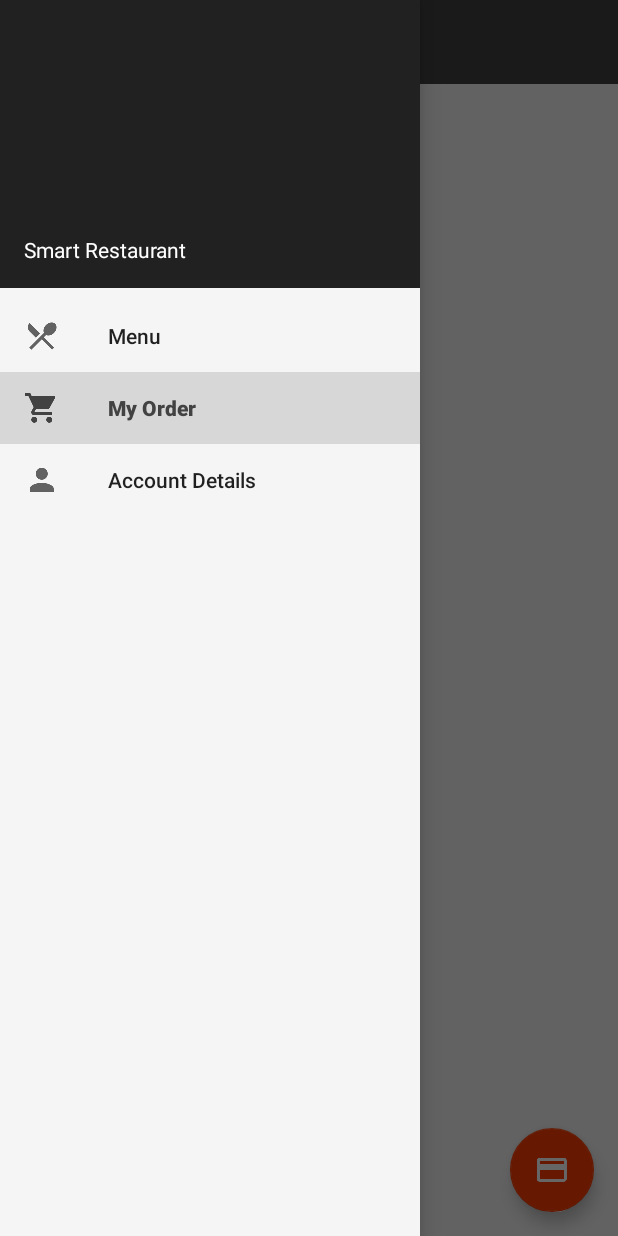
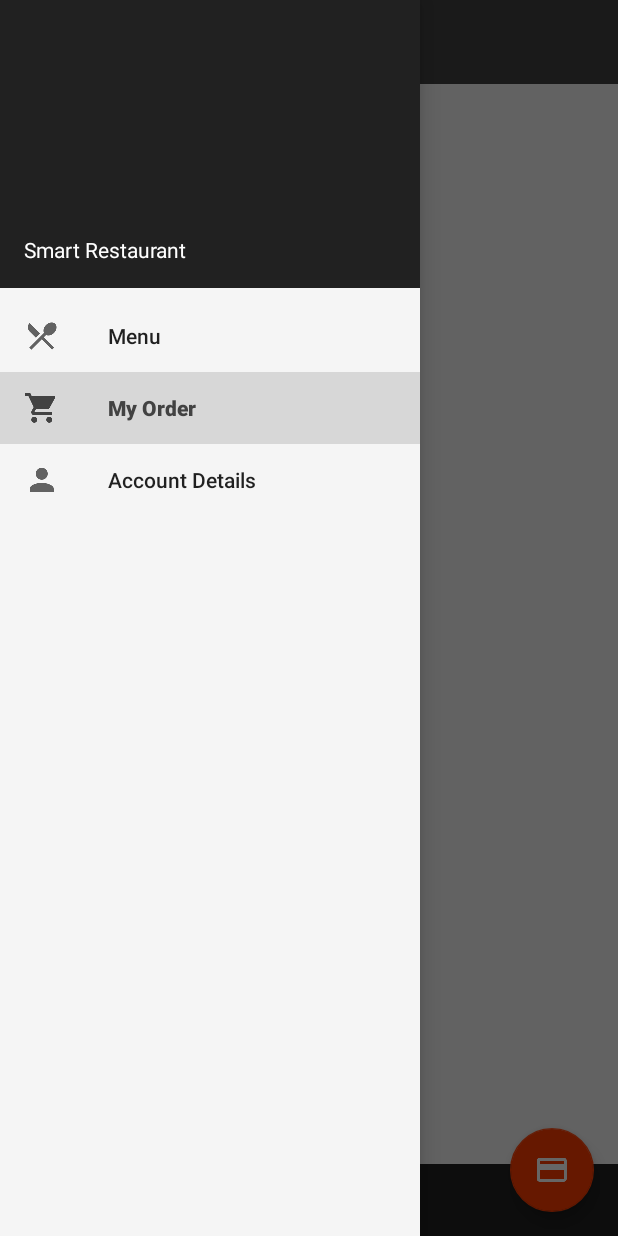
Before and after one commit to luisfsantos/SIRS2016, an Android app: the OrderListActivity screen opened directly, with no data from a screen before it, with the side drawer open, on a phone screen of 412 x 824 dp. Run offline under Robolectric (Android 15) with nearby library versions, the phone set to English and light mode, and no system bars; our stand-ins replace ButterKnife; pictures from the network do not load.

Commit message:
:iphone: Order list updates total price when clicking list item buttons
Increasing/decreasing quantity and deleting items updates total price in
footer.

```diff
--- a/SmartRestaurantApp/app/src/main/java/pt/ulisboa/tecnico/meic/sirs/smartrestaurant/data/Order.java
+++ b/SmartRestaurantApp/app/src/main/java/pt/ulisboa/tecnico/meic/sirs/smartrestaurant/data/Order.java
@@ -21,11 +21,13 @@ public class Order {
      */
     private static Map<String, Integer> QUANTITY = new HashMap<>();
 
-    public static void addItem(RestaurantMenu.MenuItem item) {
+    public static boolean addItem(RestaurantMenu.MenuItem item) {
         if (!ITEMS.contains(item.id)) {
             ITEMS.add(item.id);
             QUANTITY.put(item.id, 1);
+            return true;
         }
+        return false;
     }
 
     public static void increaseItemQuantity(int position) {
@@ -47,4 +49,12 @@ public class Order {
         QUANTITY.remove(ITEMS.get(position));
         ITEMS.remove(position);
     }
+
+    public static int getTotalPrice() {
+        int total = 0;
+        for (String id : ITEMS) {
+            total += QUANTITY.get(id) * Integer.parseInt(RestaurantMenu.ITEM_MAP.get(id).year);
+        }
+        return total;
+    }
 }
--- a/SmartRestaurantApp/app/src/main/java/pt/ulisboa/tecnico/meic/sirs/smartrestaurant/ui/menu/OrderListActivity.java
+++ b/SmartRestaurantApp/app/src/main/java/pt/ulisboa/tecnico/meic/sirs/smartrestaurant/ui/menu/OrderListActivity.java
@@ -3,21 +3,24 @@ package pt.ulisboa.tecnico.meic.sirs.smartrestaurant.ui.menu;
 import android.os.Bundle;
 import android.support.design.widget.Snackbar;
 import android.support.v7.app.ActionBar;
+import android.util.Log;
 import android.view.Menu;
 import android.view.MenuItem;
 import android.view.View;
+import android.widget.TextView;
 import android.widget.Toast;
 
 import butterknife.ButterKnife;
 import butterknife.OnClick;
 import pt.ulisboa.tecnico.meic.sirs.smartrestaurant.R;
+import pt.ulisboa.tecnico.meic.sirs.smartrestaurant.data.Order;
 import pt.ulisboa.tecnico.meic.sirs.smartrestaurant.ui.base.BaseActivity;
 
 /**
  * Created by Catarina on 09/11/2016.
  */
 
-public class OrderListActivity extends BaseActivity {
+public class OrderListActivity extends BaseActivity implements UpdateTotalPriceInterface{
 
 
     @Override
@@ -28,12 +31,19 @@ public class OrderListActivity extends BaseActivity {
         setupToolbar();
     }
 
+    @Override
+    public void onPostCreate(Bundle savedInstanceState) {
+        super.onPostCreate(savedInstanceState);
+        updateTotalPrice();
+    }
+
 
     @OnClick(R.id.payment_fab)
     public void onPaymentClicked(View view) {
         //Snackbar.make(view, "Hello Snackbar!", Snackbar.LENGTH_LONG).setAction("Action", null).show();
         Toast.makeText(this, "Hello Toast!", Toast.LENGTH_SHORT).show();
     }
+
 
     private void setupToolbar() {
         final ActionBar ab = getActionBarToolbar();
@@ -60,4 +70,10 @@ public class OrderListActivity extends BaseActivity {
     public boolean providesActivityToolbar() {
         return true;
     }
+
+    @Override
+    public void updateTotalPrice() {
+        //Toast.makeText(this, "Updating", Toast.LENGTH_SHORT).show();
+        ((TextView)findViewById(R.id.total_price)).setText("Total: " + Order.getTotalPrice() + "€");
+    }
 }
--- a/SmartRestaurantApp/app/src/main/java/pt/ulisboa/tecnico/meic/sirs/smartrestaurant/ui/menu/OrderListFragment.java
+++ b/SmartRestaurantApp/app/src/main/java/pt/ulisboa/tecnico/meic/sirs/smartrestaurant/ui/menu/OrderListFragment.java
@@ -1,5 +1,6 @@
 package pt.ulisboa.tecnico.meic.sirs.smartrestaurant.ui.menu;
 
+import android.content.Context;
 import android.graphics.Bitmap;
 import android.os.Bundle;
 import android.support.v4.app.ListFragment;
@@ -27,11 +28,16 @@ public class OrderListFragment extends ListFragment {
     @Override
     public void onCreate(Bundle savedInstanceState) {
         super.onCreate(savedInstanceState);
-        setListAdapter(new OrderListFragment.OrderListAdapter());
+        setListAdapter(new OrderListAdapter(getContext()));
         setHasOptionsMenu(true);
     }
 
     private class OrderListAdapter extends BaseAdapter {
+        UpdateTotalPriceInterface context;
+
+        public OrderListAdapter(Context context) {
+            this.context = (OrderListActivity) context;
+        }
 
         @Override
         public int getCount() {
@@ -53,7 +59,7 @@ public class OrderListFragment extends ListFragment {
         }
 
         @Override
-        public View getView(final int position, View convertView, ViewGroup container) {
+        public View getView(final int position, View convertView, final ViewGroup container) {
             if (convertView == null) {
                 convertView = LayoutInflater.from(getActivity()).inflate(R.layout.shopping_cart_item_article, container, false);
             }
@@ -77,6 +83,7 @@ public class OrderListFragment extends ListFragment {
                 public void onClick(View v) {
                     Order.deleteItem(position);
                     notifyDataSetChanged();
+                    context.updateTotalPrice();
                 }
             });
 
@@ -85,6 +92,8 @@ public class OrderListFragment extends ListFragment {
                 public void onClick(View v) {
                     Order.increaseItemQuantity(position);
                     notifyDataSetChanged();
+                    context.updateTotalPrice();
+
                 }
             });
 
@@ -93,6 +102,7 @@ public class OrderListFragment extends ListFragment {
                 public void onClick(View v) {
                     Order.decreaseItemQuantity(position);
                     notifyDataSetChanged();
+                    context.updateTotalPrice();
                 }
             });
 
--- /dev/null
+++ b/SmartRestaurantApp/app/src/main/java/pt/ulisboa/tecnico/meic/sirs/smartrestaurant/ui/menu/UpdateTotalPriceInterface.java
@@ -0,0 +1,9 @@
+package pt.ulisboa.tecnico.meic.sirs.smartrestaurant.ui.menu;
+
+/**
+ * Created by Catarina on 13/11/2016.
+ */
+
+public interface UpdateTotalPriceInterface {
+    void updateTotalPrice();
+}
--- a/SmartRestaurantApp/app/src/main/res/layout/activity_shopping_cart.xml
+++ b/SmartRestaurantApp/app/src/main/res/layout/activity_shopping_cart.xml
@@ -1,5 +1,6 @@
 <?xml version="1.0" encoding="utf-8"?>
 <android.support.v4.widget.DrawerLayout xmlns:android="http://schemas.android.com/apk/res/android"
+    xmlns:app="http://schemas.android.com/apk/res-auto"
     android:id="@+id/drawer_layout"
     android:layout_width="match_parent"
     android:layout_height="match_parent"
@@ -10,17 +11,36 @@
         android:layout_height="match_parent"
         android:orientation="vertical">
         <include layout="@layout/include_toolbar" />
+
         <android.support.design.widget.CoordinatorLayout
             android:layout_width="match_parent"
             android:layout_height="match_parent">
+
             <include layout="@layout/include_shopping_cart"/>
+            <RelativeLayout
+                android:id="@+id/footer"
+                android:layout_width="match_parent"
+                android:layout_height="@dimen/footer_height"
+                android:layout_alignParentBottom="true"
+                android:background="@color/theme_primary_dark"
+                android:layout_gravity="bottom">
+                <TextView
+                    android:id="@+id/total_price"
+                    android:layout_width="wrap_content"
+                    android:layout_height="wrap_content"
+                    android:layout_centerVertical="true"
+                    android:layout_marginLeft="@dimen/activity_horizontal_margin"
+                    android:textAllCaps="true"
+                    android:textAppearance="@style/TextAppearance.AppCompat.Subhead"
+                    android:textColor="@color/theme_window_background" />
+            </RelativeLayout>
 
             <android.support.design.widget.FloatingActionButton
                 android:id="@+id/payment_fab"
                 android:layout_width="wrap_content"
                 android:layout_height="wrap_content"
-                android:layout_gravity="bottom|end"
                 android:layout_margin="@dimen/fab_margin"
+                android:layout_gravity="bottom|right"
                 android:src="@drawable/ic_payment_white_24dp" />
         </android.support.design.widget.CoordinatorLayout>
     </LinearLayout>
--- a/SmartRestaurantApp/app/src/main/res/layout/include_shopping_cart.xml
+++ b/SmartRestaurantApp/app/src/main/res/layout/include_shopping_cart.xml
@@ -5,5 +5,6 @@
     android:name="pt.ulisboa.tecnico.meic.sirs.smartrestaurant.ui.menu.OrderListFragment"
     android:layout_width="match_parent"
     android:layout_height="match_parent"
+    android:layout_marginBottom="@dimen/footer_height"
     tools:context=".ui.menu.OrderListActivity"
-    tools:layout="@android:layout/list_content"/>
+    tools:layout="@android:layout/list_content" />
--- a/SmartRestaurantApp/app/src/main/res/values/dimens.xml
+++ b/SmartRestaurantApp/app/src/main/res/values/dimens.xml
@@ -8,6 +8,7 @@
     <dimen name="card_margin">16dp</dimen>
     <dimen name="fab_margin">16dp</dimen>
     <dimen name="regular_offset">16dp</dimen>
+    <dimen name="footer_height">48dp</dimen>
     <!-- Default screen margins, per the Android Design guidelines. -->
     <dimen name="activity_horizontal_margin">16dp</dimen>
     <dimen name="activity_vertical_margin">16dp</dimen>
```
Also changed, not shown: SmartRestaurantApp/app/src/main/java/pt/ulisboa/tecnico/meic/sirs/smartrestaurant/ui/menu/MenuItemDetailFragment.java (+7 -2 lines).
